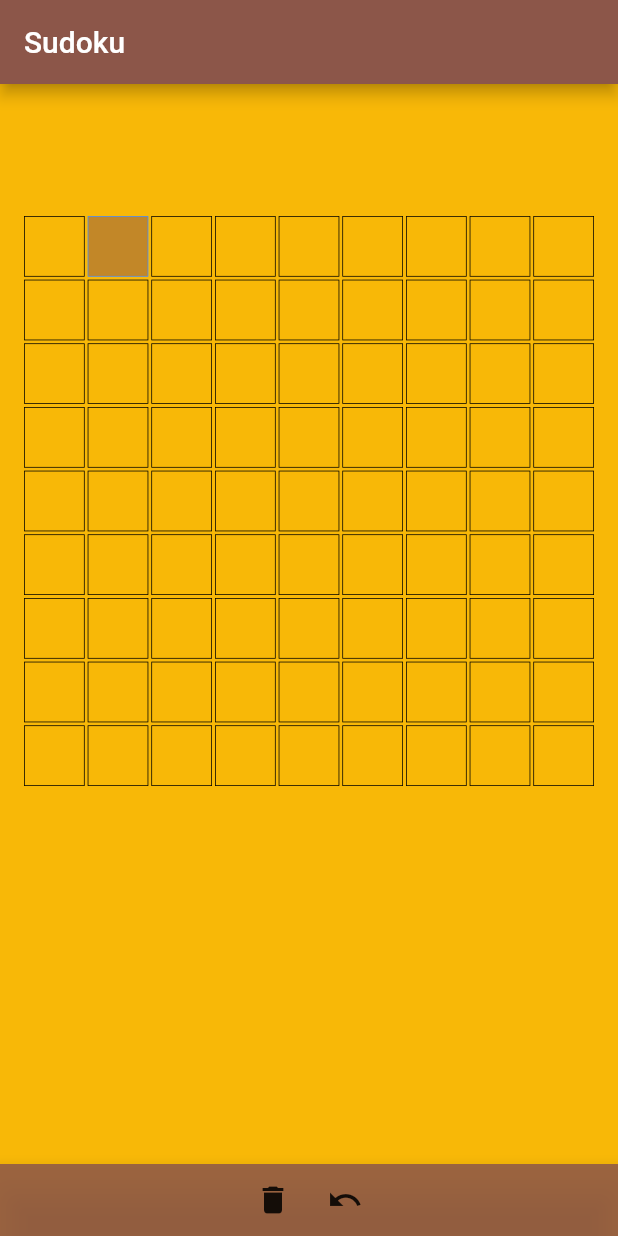
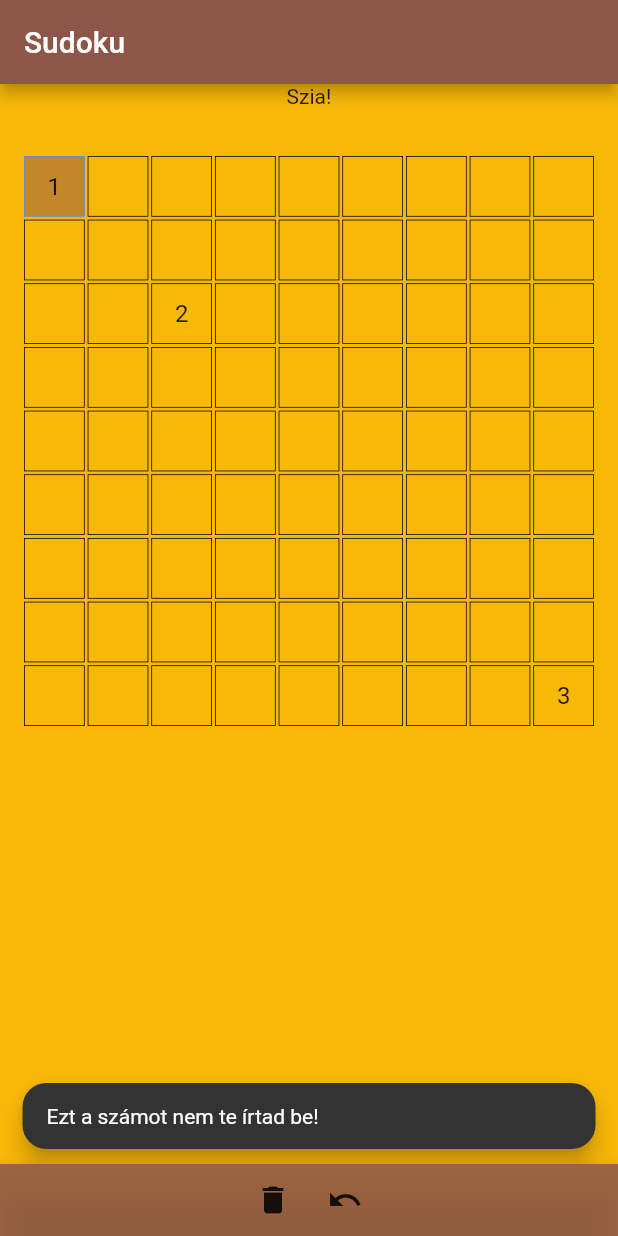
Before and after one commit to mzsolti84/sudoku_flutter, a Flutter app: the screen it shows after launch, after a tap on "NÉVTELEN BELÉPÉS", after a tap on the "delete" icon, on a phone screen of 412 x 824 dp. Run offline on Flutter 3.47's test engine with Material 2 defaults, Android fonts, the phone set to English and light mode, and no system bars; our stand-ins replace bloc, cloud_firestore, dio, firebase_auth, firebase_core, firebase_crashlytics and 8 more; accounts and stored records are empty.

Commit message:
Interactor, move, position class, game_action.dart

```diff
--- /dev/null
+++ b/lib/domain/interactor/fix_position.dart
@@ -0,0 +1,54 @@
+
+import 'package:injectable/injectable.dart';
+import 'package:sudoku_flutter/domain/interactor/position.dart';
+
+@injectable
+class FixPositions {
+  final List<List<int>> _puzzle;
+  final List<Position> _fix;
+
+  FixPositions._(this._puzzle, this._fix);
+
+  factory FixPositions.fromMatrix(List<List<int>> puzzle) {
+    final List<Position> list = List.empty(growable: true);
+    for (int row = 0; row < 9; row++) {
+      for (int col = 0; col < 9; col++) {
+        if (puzzle[row][col] != 0) list.add(Position(row * 9 + col));
+      }
+    }
+    return FixPositions._(puzzle, list);
+  }
+
+  factory FixPositions(List<int> puzzle) {
+    int arrayIndex = 0;
+    final List<List<int>> m = List.generate(9, (_) => List.generate(9, (_) => 0));
+    final List<Position> list = List.empty(growable: true);
+
+    for (int row = 0; row < 9; row++) {
+      for (int column = 0; column < 9; column++) {
+        m[row][column] = puzzle[arrayIndex];
+        arrayIndex++;
+      }
+    }
+
+    for (int i = 0; i < puzzle.length; i++) {
+      if (puzzle[i] != 0) list.add(Position(i));
+    }
+
+    return FixPositions._(m, list);
+  }
+
+  List<Position> get fixList => _fix;
+
+  bool isInTheFixList(Position find) {
+    for (var element in _fix) {
+      if (element.index == find.index) return true;
+    }
+    return false;
+  }
+
+  @override
+  String toString() {
+    return 'FixPositions{: $_fix}';
+  }
+}
--- /dev/null
+++ b/lib/domain/interactor/game_action.dart
@@ -0,0 +1,88 @@
+import 'package:flutter/material.dart';
+import 'package:injectable/injectable.dart';
+
+import 'position.dart';
+import 'fix_position.dart';
+import 'moves.dart';
+
+@lazySingleton
+class GameAction {
+  Position selectedPosition = Position.init();
+  List<int> _mainPuzzle = List.generate(81, (_) => 0);
+
+  final Moves moves = Moves();
+  FixPositions fixPositions  = FixPositions(List.generate(81, (_) => 0));
+
+  GameAction();
+
+  void init() {
+    // _mainPuzzle[0] = 1;
+    // _mainPuzzle[20] = 2;
+    // _mainPuzzle[80] = 3;
+    // fixPositions = FixPositions(mainPuzzle);
+    // moves = Moves();
+  }
+
+  bool _isNotEmpty(Position position) {
+    return _mainPuzzle[position.index] != 0;
+  }
+
+  PuzzleErrorCode updateValue(Position position, int value) {
+    if (!fixPositions.isInTheFixList(selectedPosition)) {
+      _mainPuzzle[position.index] = value;
+      moves.add(position);
+      return PuzzleErrorCode.none;
+    } else {
+      return PuzzleErrorCode.invalidUpdate;
+    }
+  }
+
+  PuzzleErrorCode deleteValue() {
+    if (_isNotEmpty(selectedPosition) &&
+        !fixPositions.isInTheFixList(selectedPosition)) {
+      updateValue(selectedPosition, 0);
+      moves.remove(selectedPosition);
+    } else if (fixPositions.isInTheFixList(selectedPosition)) {
+      return PuzzleErrorCode.invalidDelete;
+    } else if (!_isNotEmpty(selectedPosition)) {
+      return PuzzleErrorCode.notingDelete;
+    }
+    return PuzzleErrorCode.none;
+  }
+
+  PuzzleErrorCode undo() {
+      Position? last = moves.undoLastMove();
+      if (last != null) {
+        _mainPuzzle[last.index] = 0;
+        return PuzzleErrorCode.none;
+      }
+      return PuzzleErrorCode.canNotUndo;
+  }
+
+  int getCellValue(int index) => _mainPuzzle[index];
+
+  List<int> get mainPuzzle => _mainPuzzle;
+
+  set mainPuzzle(List<int> value) {
+    _mainPuzzle = value;
+  }
+
+  void reInitPuzzle(List<int> value) {
+    _mainPuzzle = value;
+    fixPositions  = FixPositions(value);
+  }
+}
+
+enum PuzzleErrorCode {
+  none(0, ''),
+  invalidDelete(1, 'Ezt a számot nem te írtad be!'),
+  notingDelete(2, 'Üres cella!'),
+  canNotUndo(3, 'Nincs mit visszavonni!'),
+  invalidUpdate(4, 'Ez a szám nem írható át!');
+
+  final int errorCode;
+  final String message;
+
+  const PuzzleErrorCode(this.errorCode, this.message);
+
+}
--- a/lib/domain/interactor/gameboard_interactor.dart
+++ b/lib/domain/interactor/gameboard_interactor.dart
@@ -15,7 +15,96 @@ class GameboardInteractor {
     return Gameboard(
         initPuzzle: initialPuzzle,
         solvedPuzzle: [],
-        numberOfFreeSpaces: Level.intermediate.value,
+        level: Level.intermediate);
+  }
+
+  Future<Gameboard> fetchFixPuzzle() async {
+    List<int> initialPuzzle = [
+      1,
+      0,
+      0,
+      0,
+      0,
+      0,
+      0,
+      0,
+      0,
+      0,
+      0,
+      0,
+      0,
+      0,
+      0,
+      0,
+      0,
+      0,
+      0,
+      0,
+      2,
+      0,
+      0,
+      0,
+      0,
+      0,
+      0,
+      0,
+      0,
+      0,
+      0,
+      0,
+      0,
+      0,
+      0,
+      0,
+      0,
+      0,
+      0,
+      0,
+      0,
+      0,
+      0,
+      0,
+      0,
+      0,
+      0,
+      0,
+      0,
+      0,
+      0,
+      0,
+      0,
+      0,
+      0,
+      0,
+      0,
+      0,
+      0,
+      0,
+      0,
+      0,
+      0,
+      0,
+      0,
+      0,
+      0,
+      0,
+      0,
+      0,
+      0,
+      0,
+      0,
+      0,
+      0,
+      0,
+      0,
+      0,
+      0,
+      0,
+      3,
+    ];
+    return Gameboard(
+        initPuzzle: initialPuzzle,
+        solvedPuzzle: [],
         level: Level.intermediate);
   }
 }
--- a/lib/ui/game/moves.dart
+++ b/lib/domain/interactor/moves.dart
@@ -1,5 +1,15 @@
-import 'package:sudoku_flutter/ui/game/position.dart';
+/*
+ * Copyright (c) 2023. Lorem ipsum dolor sit amet, consectetur adipiscing elit.
+ * Morbi non lorem porttitor neque feugiat blandit. Ut vitae ipsum eget quam lacinia accumsan.
+ * Etiam sed turpis ac ipsum condimentum fringilla. Maecenas magna.
+ * Proin dapibus sapien vel ante. Aliquam erat volutpat. Pellentesque sagittis ligula eget metus.
+ * Vestibulum commodo. Ut rhoncus gravida arcu.
+ */
 
+import 'package:injectable/injectable.dart';
+import 'package:sudoku_flutter/domain/interactor/position.dart';
+
+@injectable
 class Moves {
   final List<Position> _moves;
 
--- a/lib/domain/model/gameboard.dart
+++ b/lib/domain/model/gameboard.dart
@@ -4,11 +4,18 @@ class Gameboard {
   final int numberOfFreeSpaces;
   final Level level;
 
-  Gameboard(
-      {required this.initPuzzle,
-      required this.solvedPuzzle,
-      required this.numberOfFreeSpaces,
-      required this.level});
+  Gameboard._({required this.initPuzzle,
+    required this.solvedPuzzle,
+    required this.numberOfFreeSpaces,
+    required this.level});
+
+
+factory Gameboard({required List<int> initPuzzle,
+  required List<int> solvedPuzzle,
+  required Level level}) {
+  return Gameboard._(initPuzzle: initPuzzle, solvedPuzzle: solvedPuzzle, numberOfFreeSpaces: level.value, level: level);
+}
+
 }
 
 enum Level {
--- a/lib/main.dart
+++ b/lib/main.dart
@@ -6,7 +6,8 @@ import "package:flutter/material.dart";
 import "package:sudoku_flutter/firebase_options.dart";
 import "package:sudoku_flutter/ui/main_app.dart";
 import "di/inject.dart";
-import "matrix/matrix.dart";
+import "domain/gameboard/matrix.dart";
+
 
 Matrix<int> matrix = Matrix<int>(rows: 9, cols: 9);
 
--- a/lib/ui/game/alter.dart
+++ /dev/null
@@ -1,178 +0,0 @@
-import 'package:flutter/material.dart';
-import 'package:sudoku_flutter/ui/game/position.dart';
-
-import 'moves.dart';
-
-class SudokuUI extends StatefulWidget {
-  const SudokuUI({super.key});
-
-  @override
-  State<SudokuUI> createState() => _SudokuUIState();
-}
-
-class _SudokuUIState extends State<SudokuUI> {
-  Position _selectedPosition = Position.init();
-  late final List<List<int>> _mainPuzzle;
-  late final Moves _moves;
-
-  @override
-  void initState() {
-    super.initState();
-    _mainPuzzle = List.generate(
-      9,
-      (_) => List.generate(9, (_) => 0),
-    );
-    _moves = Moves();
-  }
-
-  @override
-  Widget build(BuildContext context) {
-    return Scaffold(
-      appBar: AppBar(
-        title: const Text('Sudoku'),
-      ),
-      body: Center(
-        child: SizedBox(
-          height: 576,
-          width: 576,
-          child: Container(
-            padding: const EdgeInsets.all(16.0),
-            child: GridView.builder(
-              gridDelegate: const SliverGridDelegateWithFixedCrossAxisCount(
-                crossAxisCount: 9,
-                childAspectRatio: 1.0,
-                mainAxisSpacing: 2.0,
-                crossAxisSpacing: 2.0,
-              ),
-              itemCount: 81,
-              itemBuilder: (context, index) {
-                final position = Position(index);
-                return GestureDetector(
-                  onTap: () {
-                    setState(() {
-                      _selectedPosition = Position(index);
-                    });
-                    // Show the number pad widget in the bottom app bar
-                    Scaffold.of(context).showBottomSheet(
-                      (context) => _buildNumberPadWidget(),
-                      backgroundColor: Colors.white.withOpacity(0.65),
-                    );
-                  },
-                  child: Container(
-                    decoration: BoxDecoration(
-                      color: _selectedPosition.index == index
-                          ? Theme.of(context).primaryColor.withOpacity(0.5)
-                          : Colors.transparent,
-                      border: Border.all(
-                        color: _selectedPosition.index == index
-                            ? Colors.blueAccent
-                            : Colors.black,
-                        width: 0.5,
-                      ),
-                    ),
-                    child: Center(
-                      child: Text(
-                        _mainPuzzle[position.row][position.col] == 0
-                            ? ''
-                            : '${_mainPuzzle[position.row][position.col]}',
-                        style: const TextStyle(fontSize: 16.0),
-                      ),
-                    ),
-                  ),
-                );
-              },
-            ),
-          ),
-        ),
-      ),
-      bottomNavigationBar: BottomAppBar(
-        child: Row(
-          mainAxisAlignment: MainAxisAlignment.center,
-          children: [
-            IconButton(
-              icon: const Icon(Icons.delete),
-              onPressed: () {
-                if (!_isEmpty(_selectedPosition)) {
-                  _updateValue(_selectedPosition, 0);
-                  _moves.remove(_selectedPosition);
-                }
-              },
-            ),
-            IconButton(
-              icon: const Icon(Icons.undo),
-              onPressed: () {
-                _undo();
-              },
-            ),
-          ],
-        ),
-      ),
-    );
-  }
-
-  bool _isEmpty(Position position) {
-    return _mainPuzzle[position.row][position.col] == 0;
-  }
-
-  void _updateValue(Position position, int value) {
-    setState(() {
-      _mainPuzzle[position.row][position.col] = value;
-      _moves.add(position);
-      debugPrint(_moves.moves.toString());
-      debugPrint(_moves.total.toString());
-      debugPrint(_moves.lastPosition.toString());
-    });
-  }
-
-  void _undo() {
-    setState(() {
-      Position? last = _moves.undoLastMove();
-      debugPrint('Last position ${last.toString()}');
-      if (last != null) {
-        _mainPuzzle[last.row][last.col] = 0;
-      }
-    });
-  }
-
-  // Build the number pad widget
-  Widget _buildNumberPadWidget() {
-    return SizedBox(
-      height: 180,
-      child: Column(
-        children: [
-          for (int row = 0; row < 3; row++)
-            Expanded(
-              child: Row(
-                crossAxisAlignment: CrossAxisAlignment.center,
-                mainAxisAlignment: MainAxisAlignment.center,
-                children: [
-                  for (int col = 0; col < 3; col++)
-                    GestureDetector(
-                      onTap: () {
-                        _updateValue(_selectedPosition, (row * 3 + col + 1));
-                        Navigator.of(context).pop();
-                      },
-                      child: Container(
-                        constraints:
-                            const BoxConstraints(maxWidth: 64, minHeight: 64),
-                        margin: const EdgeInsets.all(8),
-                        decoration: BoxDecoration(
-                          border: Border.all(color: Colors.black, width: 1),
-                          borderRadius: BorderRadius.circular(16),
-                        ),
-                        child: Center(
-                          child: Text(
-                            '${(row * 3 + col + 1)}',
-                            style: const TextStyle(fontSize: 24),
-                          ),
-                        ),
-                      ),
-                    ),
-                ],
-              ),
-            ),
-        ],
-      ),
-    );
-  }
-}
--- a/lib/ui/game/game_bloc.dart
+++ b/lib/ui/game/game_bloc.dart
@@ -20,6 +20,12 @@ class GameBloc extends Bloc<GameEvent, GameState> {
       emit.call(GameNewGameState(newGameboard.initPuzzle));
     });
 
+    on<GameNewGameWithFixPuzzleEvent>((event, emit) async {
+      emit.call(GamePuzzleLoading());
+      var newGameboard = await _gameboardInteractor.fetchFixPuzzle();
+      emit.call(GameInitialWithFixPuzzle(newGameboard.initPuzzle));
+    });
+
     on<GameGetUserUidEvent>((event, emit) async {
       if (event.uid == null) {
         emit.call(GameLoadedUser(null, true));
@@ -32,5 +38,9 @@ class GameBloc extends Bloc<GameEvent, GameState> {
         emit.call(GameLoadedUser(null, true));
       }
     });
+
+    on<GameActionEvent>((event, emit) {
+      emit.call(GameUpdate(event.errorCode));
+    });
   }
 }
--- a/lib/ui/game/game_event.dart
+++ b/lib/ui/game/game_event.dart
@@ -1,4 +1,5 @@
 import "package:flutter/material.dart";
+import "package:sudoku_flutter/domain/interactor/game_action.dart";
 
 @immutable
 abstract class GameEvent {}
@@ -6,8 +7,18 @@ abstract class GameEvent {}
 class GameNewGameEvent extends GameEvent {
 }
 
+class GameNewGameWithFixPuzzleEvent extends GameEvent {
+}
+
 class GameGetUserUidEvent extends GameEvent {
   final String? uid;
 
   GameGetUserUidEvent(this.uid);
 }
+
+class GameActionEvent extends GameEvent {
+  final PuzzleErrorCode errorCode;
+
+  GameActionEvent(this.errorCode);
+
+}
--- a/lib/ui/game/game_home_page.dart
+++ b/lib/ui/game/game_home_page.dart
@@ -53,7 +53,8 @@ class _GameHomeContentState extends State<GameHomeContent> {
         builder: (context, state) {
           if (state is GameNewGameState) {
             list = state.puzzle;
-          } else if (state is GameLoadedUser) {
+          }
+          else if (state is GameLoadedUser) {
             currentUser = state.user;
           }
           return Column(
--- a/lib/ui/game/game_state.dart
+++ b/lib/ui/game/game_state.dart
@@ -1,4 +1,5 @@
 import "package:flutter/material.dart";
+import "package:sudoku_flutter/domain/interactor/game_action.dart";
 import "package:sudoku_flutter/domain/model/game_user.dart";
 
 @immutable
@@ -7,6 +8,13 @@ abstract class GameState {}
 class GameInitial extends GameState {}
 
 class GamePuzzleLoading extends GameState {}
+
+class GameInitialWithFixPuzzle extends GameState {
+  final List<int> puzzle;
+
+  GameInitialWithFixPuzzle(this.puzzle);
+
+}
 
 class GameNewGameState extends GameState {
   final List<int> puzzle;
@@ -20,3 +28,9 @@ class GameLoadedUser extends GameState {
 
   GameLoadedUser(this.user, this.isAnonymus);
 }
+
+class GameUpdate extends GameState {
+  final PuzzleErrorCode errorCode;
+
+  GameUpdate(this.errorCode);
+}
--- a/lib/ui/game/position.dart
+++ /dev/null
@@ -1,30 +0,0 @@
-
-class Position {
-  final int _index;
-
-  Position(this._index);
-
-  Position.init() :
-    _index = 1;
-
-  int get index => _index;
-
-  int get row {
-    if (_index == -1) {
-      return -1;
-    }
-    return _index ~/ 9;
-  }
-
-  int get col {
-    if (_index == -1) {
-      return -1;
-    }
-    return _index % 9;
-  }
-
-  @override
-  String toString() {
-    return 'Position: {$row, $col}';
-  }
-}
--- /dev/null
+++ b/lib/ui/game/sudoku_ui_page.dart
@@ -0,0 +1,207 @@
+import 'package:firebase_auth/firebase_auth.dart';
+import 'package:flutter/material.dart';
+import 'package:flutter_bloc/flutter_bloc.dart';
+import 'package:sudoku_flutter/domain/interactor/game_action.dart';
+import 'package:sudoku_flutter/ui/game/game_state.dart';
+import 'package:sudoku_flutter/ui/widgets/custom_snackbar.dart';
+import 'package:sudoku_flutter/domain/interactor/position.dart';
+import '../../di/inject.dart';
+import '../../domain/model/game_user.dart';
+import 'game_bloc.dart';
+import 'game_event.dart';
+
+class SudokuUIPage extends StatelessWidget {
+  final String? uid = FirebaseAuth.instance.currentUser?.uid;
+
+  SudokuUIPage({Key? key}) : super(key: key);
+
+  @override
+  Widget build(BuildContext context) {
+    return BlocProvider(
+      create: (context) => getIt<GameBloc>()
+        ..add(GameGetUserUidEvent(uid))
+        ..add(GameNewGameWithFixPuzzleEvent()),
+      child: const SudokuUI(),
+    );
+  }
+}
+
+class SudokuUI extends StatefulWidget {
+  const SudokuUI({super.key});
+
+  @override
+  State<SudokuUI> createState() => _SudokuUIState();
+}
+
+class _SudokuUIState extends State<SudokuUI> {
+  GameUser? currentUser;
+  final GameAction gameAction = GameAction();
+
+
+  @override
+  Widget build(BuildContext context) {
+    return Scaffold(
+      appBar: AppBar(
+        title: const Text('Sudoku'),
+      ),
+      body: BlocListener<GameBloc, GameState>(
+        listener: (context, state) {
+          if (state is GameUpdate) {
+            if (state.errorCode != PuzzleErrorCode.none) {
+              showCustomSnackBar(
+                  buildContext: context, text: state.errorCode.message);
+            }
+          }
+        },
+        child: BlocBuilder<GameBloc, GameState>(
+          builder: (context, state) {
+            if (state is GameNewGameState) {
+              //_mainPuzzle = state.puzzle;
+            }
+            if (state is GameInitialWithFixPuzzle) {
+              gameAction.reInitPuzzle(state.puzzle);
+            } else if (state is GameLoadedUser) {
+              currentUser = state.user;
+            }
+            return Center(
+              child: Column(
+                children: [
+                  currentUser != null
+                      ? Text('Szia ${currentUser?.firstName}!')
+                      : const Text('Szia!'),
+                  const SizedBox(height: 16),
+                  SizedBox(
+                    height: 576,
+                    width: 576,
+                    child: Container(
+                      padding: const EdgeInsets.all(16.0),
+                      child: GridView.builder(
+                        gridDelegate:
+                            const SliverGridDelegateWithFixedCrossAxisCount(
+                          crossAxisCount: 9,
+                          childAspectRatio: 1.0,
+                          mainAxisSpacing: 2.0,
+                          crossAxisSpacing: 2.0,
+                        ),
+                        itemCount: 81,
+                        itemBuilder: (context, index) {
+                          return GestureDetector(
+                            onTap: () {
+                              setState(() {
+                                gameAction.selectedPosition = Position(index);
+                              });
+                              // Show the number pad widget in the bottom app bar
+                              Scaffold.of(context).showBottomSheet(
+                                (context) => _buildNumberPadWidget(),
+                                backgroundColor: Theme.of(context)
+                                    .primaryColor
+                                    .withOpacity(0.75),
+                              );
+                            },
+                            child: Container(
+                              decoration: BoxDecoration(
+                                color:
+                                    gameAction.selectedPosition.index == index
+                                        ? Theme.of(context)
+                                            .primaryColor
+                                            .withOpacity(0.5)
+                                        : Colors.transparent,
+                                border: Border.all(
+                                  color:
+                                      gameAction.selectedPosition.index == index
+                                          ? Colors.blueAccent
+                                          : Colors.black,
+                                  width: 0.5,
+                                ),
+                              ),
+                              child: Center(
+                                child: Text(
+                                  gameAction.getCellValue(index) == 0
+                                      ? ''
+                                      : '${gameAction.getCellValue(index)}',
+                                  style: const TextStyle(fontSize: 16.0),
+                                ),
+                              ),
+                            ),
+                          );
+                        },
+                      ),
+                    ),
+                  ),
+                ],
+              ),
+            );
+          },
+        ),
+      ),
+      bottomNavigationBar: BottomAppBar(
+        child: Row(
+          mainAxisAlignment: MainAxisAlignment.center,
+          children: [
+            IconButton(
+              icon: const Icon(Icons.delete),
+              onPressed: () {
+                var errorCode = gameAction.deleteValue();
+                context.read<GameBloc>().add(GameActionEvent(errorCode));
+              },
+            ),
+            IconButton(
+              icon: const Icon(Icons.undo),
+              onPressed: () {
+                var errorCode = gameAction.undo();
+                context.read<GameBloc>().add(GameActionEvent(errorCode));
+              },
+            ),
+          ],
+        ),
+      ),
+    );
+  }
+
+
+  // Build the number pad widget
+  Widget _buildNumberPadWidget() {
+    return SizedBox(
+      height: 180,
+      child: Column(
+        children: [
+          for (int row = 0; row < 3; row++)
+            Expanded(
+              child: Row(
+                crossAxisAlignment: CrossAxisAlignment.center,
+                mainAxisAlignment: MainAxisAlignment.center,
+                children: [
+                  for (int col = 0; col < 3; col++)
+                    GestureDetector(
+                      onTap: () {
+                        var selectedPosition = gameAction.selectedPosition;
+                        var errorCode = gameAction.updateValue(
+                            selectedPosition, (row * 3 + col + 1));
+                        Navigator.of(context).pop();
+
+                        context.read<GameBloc>().add(GameActionEvent(errorCode));
+                      },
+                      child: Container(
+                        constraints:
+                            const BoxConstraints(maxWidth: 64, minHeight: 64),
+                        margin: const EdgeInsets.all(8),
+                        decoration: BoxDecoration(
+                          border: Border.all(color: Colors.black, width: 1),
+                          borderRadius: BorderRadius.circular(16),
+                        ),
+                        child: Center(
+                          child: Text(
+                            '${(row * 3 + col + 1)}',
+                            style: const TextStyle(fontSize: 24),
+                          ),
+                        ),
+                      ),
+                    ),
+                ],
+              ),
+            ),
+        ],
+      ),
+    );
+  }
+}
--- a/lib/ui/main_app.dart
+++ b/lib/ui/main_app.dart
@@ -1,5 +1,5 @@
 import 'package:flutter/material.dart';
-import 'package:sudoku_flutter/ui/game/alter.dart';
+import 'package:sudoku_flutter/ui/game/sudoku_ui_page.dart';
 import 'package:sudoku_flutter/ui/registration/registration.dart';
 
 import 'game/game_home_page.dart';
@@ -49,7 +49,7 @@ class MainApp extends StatelessWidget {
           );
         } else if (settings.name == '/sudokuUI') {
           return MaterialPageRoute(
-            builder: (_) => const SudokuUI(),
+            builder: (_) => SudokuUIPage(),
           );
         }
       },
--- /dev/null
+++ b/lib/ui/widgets/custom_snackbar.dart
@@ -0,0 +1,14 @@
+import 'package:flutter/material.dart';
+
+void showCustomSnackBar({required BuildContext buildContext, required String text, Color? color, int? durationMs}) {
+  final snackBar = SnackBar(
+    content: Text(text),
+    backgroundColor: color,
+    duration: Duration(milliseconds: durationMs ?? 1200),
+    behavior: SnackBarBehavior.floating,
+    shape: const RoundedRectangleBorder(
+      borderRadius: BorderRadius.all(Radius.circular(16)),
+    ),
+  );
+  ScaffoldMessenger.of(buildContext).showSnackBar(snackBar);
+}
```
Also changed, not shown: lib/domain/gameboard/matrix.dart (renamed from lib/matrix/matrix.dart), 1 other file.
